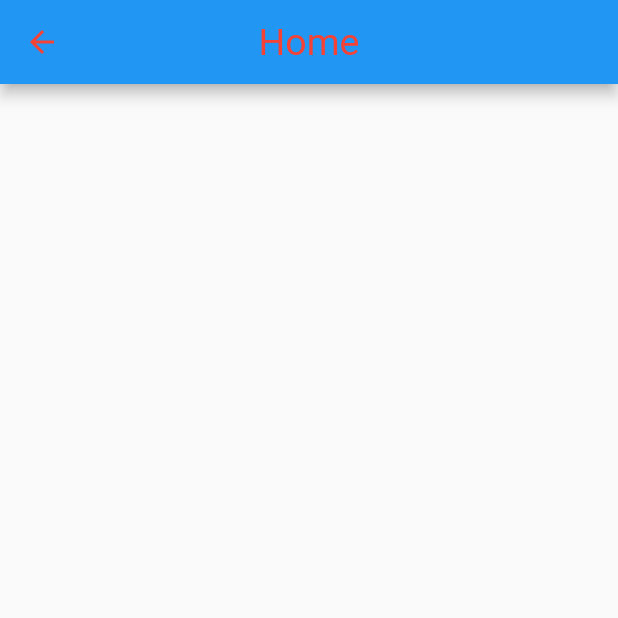
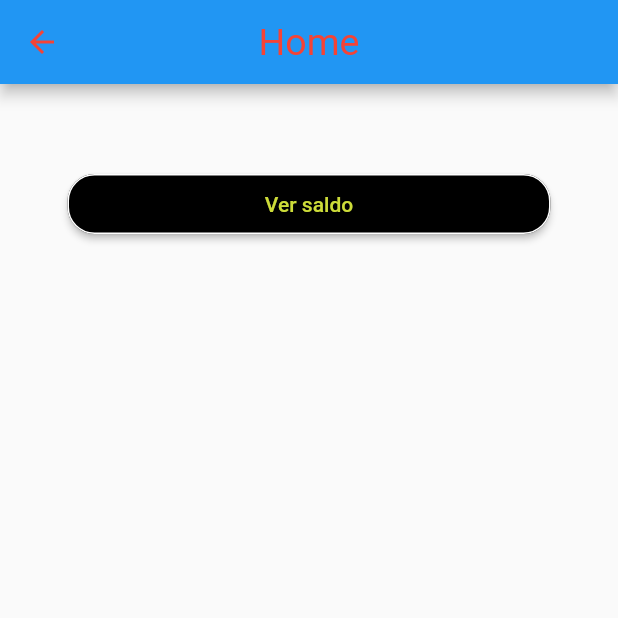
Before and after one commit to limatiagocorreia/app_sis, a Flutter app: the screen it shows after launch, after a tap on "Login", on a phone screen of 412 x 824 dp, the top half of it. Run offline on Flutter 3.47's test engine with Material 2 defaults, Android fonts, the phone set to English and light mode, and no system bars.

Commit message:
adicionando tela de saldo

```diff
--- a/lib/src/app/modules/home/home_page.dart
+++ b/lib/src/app/modules/home/home_page.dart
@@ -1,11 +1,32 @@
+import 'package:app_sis/src/app/components/standard_button.dart';
 import 'package:app_sis/src/app/components/standard_page.dart';
+import 'package:app_sis/src/app/modules/account_balance/account_balance_page.dart';
 import 'package:flutter/material.dart';
 
 class HomePage extends StatelessWidget {
   @override
   Widget build(BuildContext context) {
     return StandardPage(
-      body: Container(),
+      body: SingleChildScrollView(
+        child: Column(
+          children: [
+            SizedBox(
+              height: 15.0,
+            ),
+            StandardButton(
+              buttonText: "Ver saldo",
+              onPressed: () {
+                Navigator.push(
+                  context,
+                  MaterialPageRoute(
+                    builder: ((context) => AccountBalancePage()),
+                  ),
+                );
+              },
+            ),
+          ],
+        ),
+      ),
       pageTitle: "Home",
     );
   }
--- a/lib/src/app/modules/intro_page/intro_page.dart
+++ b/lib/src/app/modules/intro_page/intro_page.dart
@@ -47,6 +47,7 @@ class IntroPage extends StatelessWidget {
                   );
                 },
               ),
+              const SizedBox(height: 15.0),
               StandardClickableText(
                 label: "Esqueci a senha",
                 onTap: () {},
```
Also changed, not shown: lib/src/app/modules/account_balance/account_balance_page.dart (added, +26 -0 lines).
